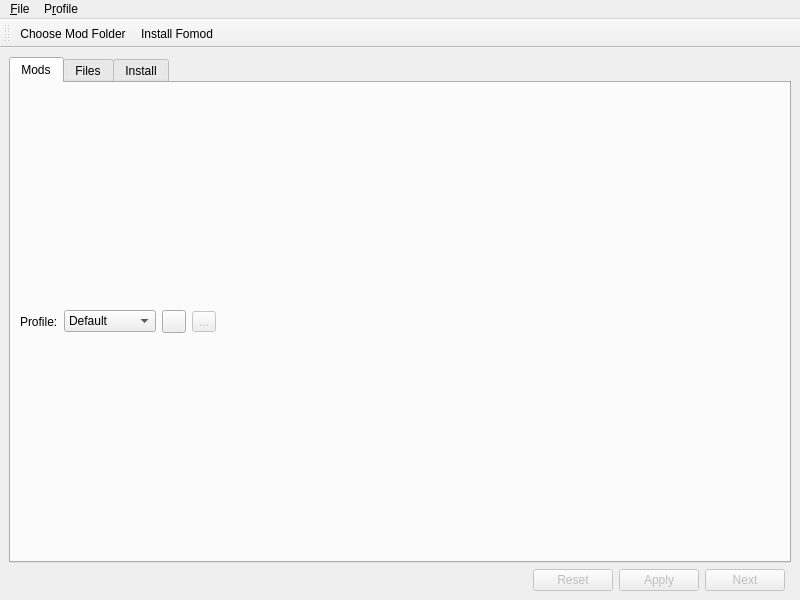
This is skymodman/qt_interface/qt_manager.ui in Kf4btg/SkyModMan as Qt 5 draws it before an edit. The edited form follows.
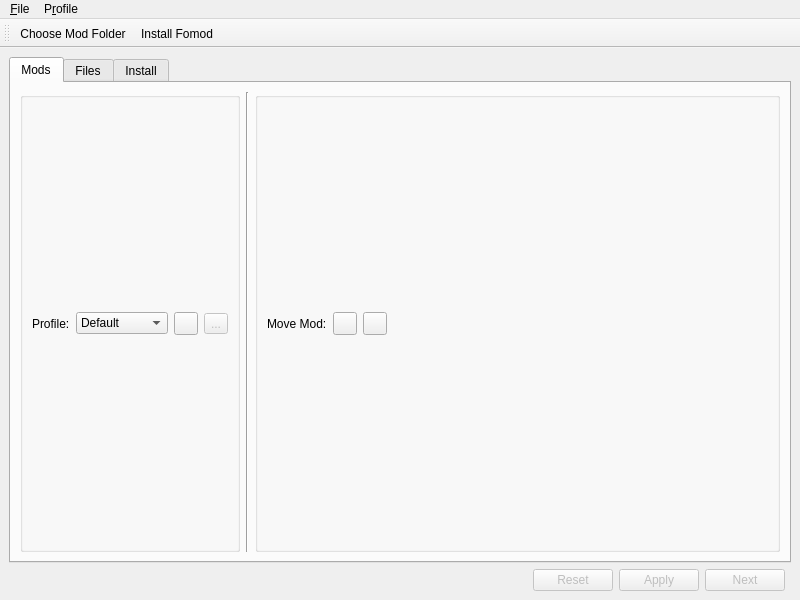
This is the edited form. Icons and pictures are not drawn.

Commit message: added nonfunctional move-mod buttons

Diff of the .ui file:
```diff
--- a/skymodman/qt_interface/qt_manager.ui
+++ b/skymodman/qt_interface/qt_manager.ui
@@ -34,21 +34,45 @@
         <string>Currently installed mods</string>
        </attribute>
        <layout class="QGridLayout" name="installed_mods_layout">
-        <item row="0" column="2">
-         <widget class="QToolButton" name="new_profile_button">
-          <property name="toolTip">
-           <string>Add Profile</string>
-          </property>
-          <property name="text">
+        <item row="0" column="3">
+         <widget class="QGroupBox" name="move_mod_box">
+          <property name="title">
            <string/>
           </property>
+          <property name="flat">
+           <bool>true</bool>
+          </property>
+          <layout class="QGridLayout" name="gridLayout_2">
+           <property name="topMargin">
+            <number>0</number>
+           </property>
+           <property name="bottomMargin">
+            <number>0</number>
+           </property>
+           <item row="0" column="0">
+            <widget class="QLabel" name="move_mod_label">
+             <property name="text">
+              <string>Move Mod:</string>
+             </property>
+            </widget>
+           </item>
+           <item row="0" column="1">
+            <widget class="QToolButton" name="mod_up_button">
           <property name="icon">
            <iconset theme="add">
             <normaloff>.</normaloff>.</iconset>
           </property>
          </widget>
         </item>
-        <item row="0" column="4">
+           <item row="0" column="2">
+            <widget class="QToolButton" name="mod_down_button">
+             <property name="icon">
+              <iconset theme="arrow-down">
+               <normaloff>.</normaloff>.</iconset>
+             </property>
+            </widget>
+           </item>
+           <item row="0" column="3">
          <spacer name="horizontalSpacer_2">
           <property name="orientation">
            <enum>Qt::Horizontal</enum>
@@ -61,24 +85,29 @@
           </property>
          </spacer>
         </item>
-        <item row="0" column="3">
-         <widget class="QToolButton" name="remove_profile_button">
-          <property name="enabled">
-           <bool>false</bool>
+          </layout>
+         </widget>
+        </item>
+        <item row="0" column="2">
+         <widget class="Line" name="line">
+          <property name="orientation">
+           <enum>Qt::Vertical</enum>
           </property>
-          <property name="toolTip">
-           <string>Delete Profile</string>
+         </widget>
+        </item>
+        <item row="0" column="0" colspan="2">
+         <widget class="QGroupBox" name="profile_group">
+          <property name="flat">
+           <bool>true</bool>
           </property>
-          <property name="text">
-           <string>...</string>
-          </property>
-          <property name="icon">
-           <iconset theme="remove">
-            <normaloff>.</normaloff>.</iconset>
-          </property>
-         </widget>
-        </item>
-        <item row="0" column="0" alignment="Qt::AlignLeft">
+          <layout class="QHBoxLayout" name="horizontalLayout_2">
+           <property name="topMargin">
+            <number>0</number>
+           </property>
+           <property name="bottomMargin">
+            <number>0</number>
+           </property>
+           <item>
          <widget class="QLabel" name="profile_label">
           <property name="text">
            <string>Profile:</string>
@@ -91,7 +120,7 @@
           </property>
          </widget>
         </item>
-        <item row="0" column="1">
+           <item>
          <widget class="QComboBox" name="profile_selector">
           <item>
            <property name="text">
@@ -105,6 +134,40 @@
           </item>
          </widget>
         </item>
+           <item>
+            <widget class="QToolButton" name="new_profile_button">
+             <property name="toolTip">
+              <string>Add Profile</string>
+             </property>
+             <property name="text">
+              <string/>
+             </property>
+             <property name="icon">
+              <iconset theme="add">
+               <normaloff>.</normaloff>.</iconset>
+             </property>
+            </widget>
+           </item>
+           <item>
+            <widget class="QToolButton" name="remove_profile_button">
+             <property name="enabled">
+              <bool>false</bool>
+             </property>
+             <property name="toolTip">
+              <string>Delete Profile</string>
+             </property>
+             <property name="text">
+              <string>...</string>
+             </property>
+             <property name="icon">
+              <iconset theme="remove">
+               <normaloff>.</normaloff>.</iconset>
+             </property>
+            </widget>
+           </item>
+          </layout>
+         </widget>
+        </item>
        </layout>
       </widget>
       <widget class="QWidget" name="filetree_tab">
```
Left out of the diff: 90 changed lines with no effect on the pictures. Lines whose indentation alone changed are shown as unchanged. The commit also changes 2 other files.
